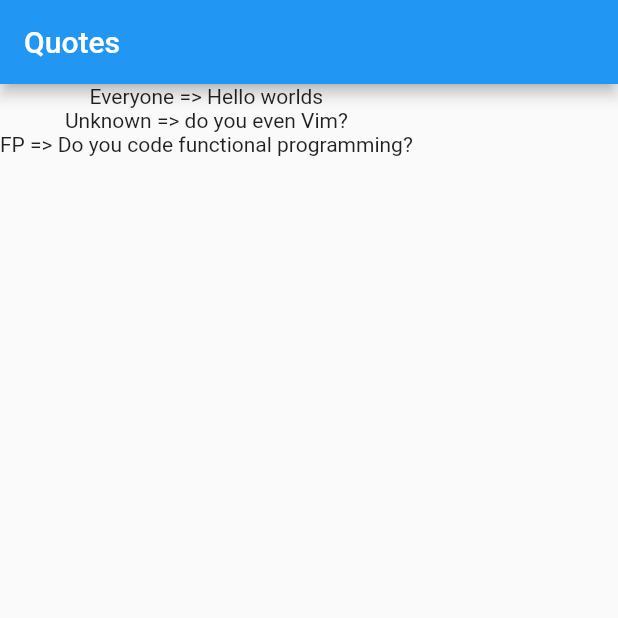
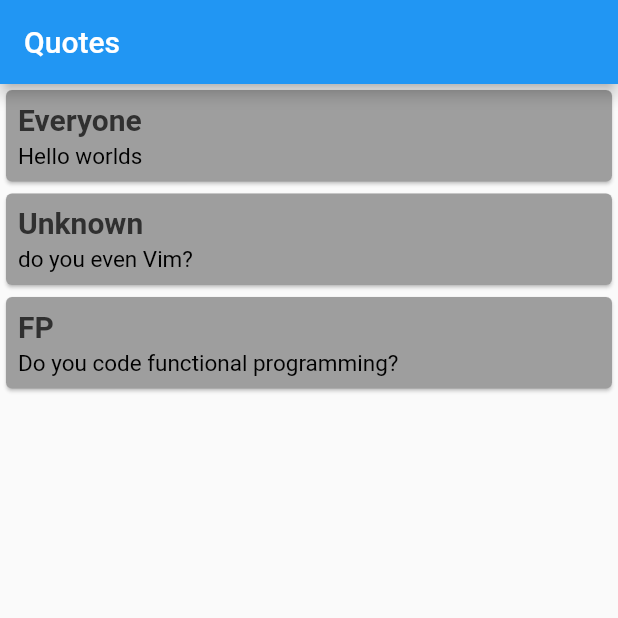
Before and after one commit to inblack67/Flutter, a Flutter app: the screen it shows after launch, on a phone screen of 412 x 824 dp, the top half of it. Run offline on Flutter 3.47's test engine with Material 2 defaults, Android fonts, the light colour scheme and no system bars; project files that could hold a hidden picture were left out.

Commit message:
get card

```diff
--- a/list_data/lib/main.dart
+++ b/list_data/lib/main.dart
@@ -17,6 +17,34 @@ class _WListsState extends State<WLists> {
     Quote(author: 'FP', text: 'Do you code functional programming?'),
   ];
 
+  Widget getCard(Quote quote) => Card(
+        color: Colors.grey,
+        child: Padding(
+          padding: const EdgeInsets.all(8.0),
+          child: Column(
+            crossAxisAlignment: CrossAxisAlignment.stretch,
+            children: <Widget>[
+              Text(
+                quote.author,
+                style: TextStyle(
+                  color: Colors.grey[850],
+                  fontWeight: FontWeight.bold,
+                  fontSize: 20.0,
+                ),
+              ),
+              SizedBox(height: 4.0),
+              Text(
+                quote.text,
+                style: TextStyle(
+                  color: Colors.black,
+                  fontSize: 15.0,
+                ),
+              ),
+            ],
+          ),
+        ),
+      );
+
   @override
   Widget build(BuildContext context) {
     return Scaffold(
@@ -24,9 +52,7 @@ class _WListsState extends State<WLists> {
         title: Text('Quotes'),
       ),
       body: Column(
-        children: _quotes
-            .map((quote) => Text('${quote.author} => ${quote.text}'))
-            .toList(),
+        children: _quotes.map((quote) => getCard(quote)).toList(),
       ),
     );
   }
```
